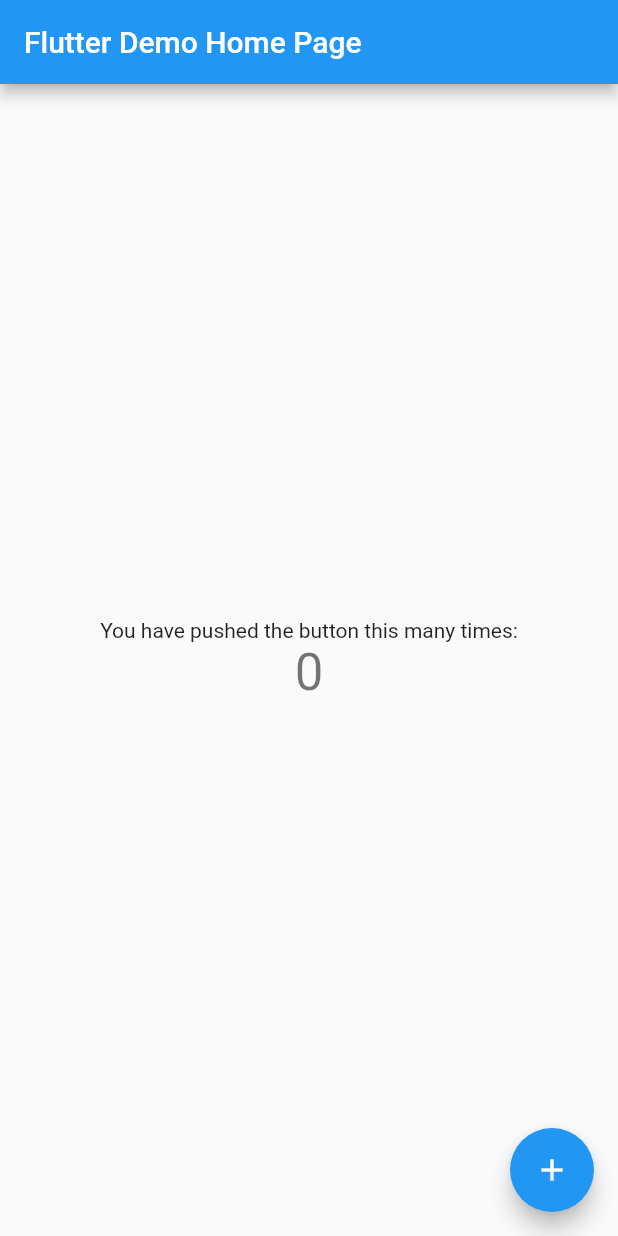
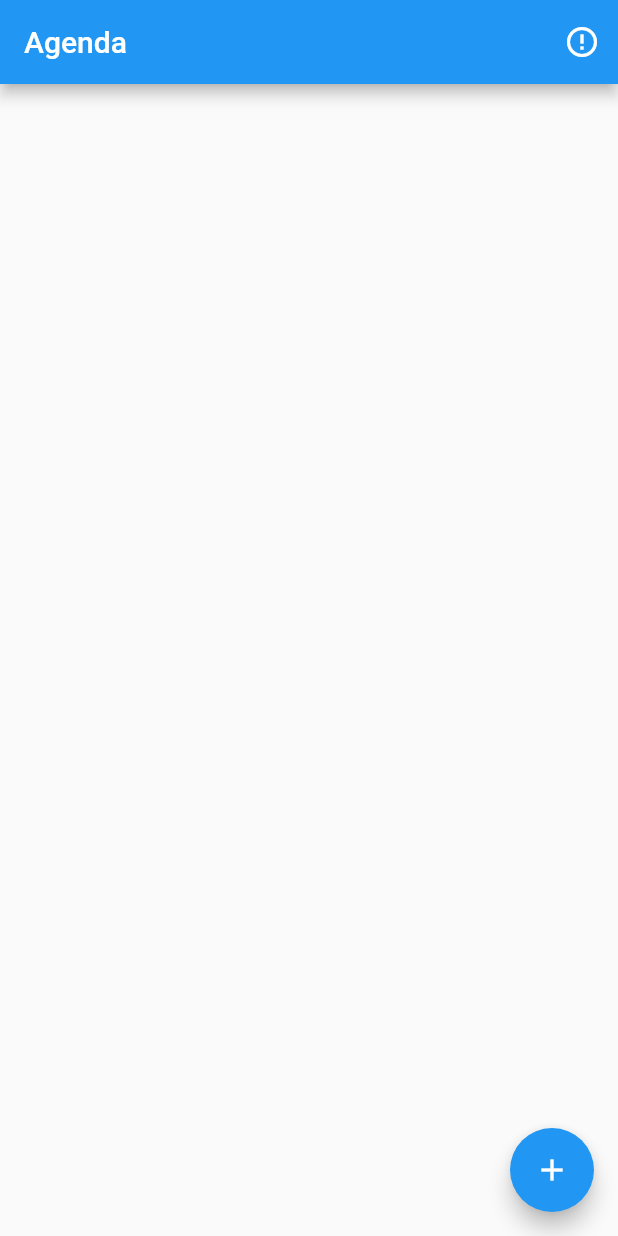
Before and after one commit to Lyem/Agenda, a Flutter app: the screen it shows after launch, on a phone screen of 412 x 824 dp. Run offline on Flutter 3.47's test engine with Material 2 defaults, Android fonts, the phone set to English and light mode, and no system bars.

Commit message:
update main

```diff
--- a/lib/main.dart
+++ b/lib/main.dart
@@ -1,117 +1,60 @@
+import 'package:agenda/pages/cadastro.dart';
 import 'package:flutter/material.dart';
+import 'package:flutter/services.dart';
 
-void main() {
-  runApp(MyApp());
-}
+import 'pages/info.dart';
+
+void main() {runApp(MyApp());}
 
 class MyApp extends StatelessWidget {
-  // This widget is the root of your application.
   @override
   Widget build(BuildContext context) {
     return MaterialApp(
-      title: 'Flutter Demo',
+      title: 'Agenda',
+      debugShowCheckedModeBanner: false,
       theme: ThemeData(
-        // This is the theme of your application.
-        //
-        // Try running your application with "flutter run". You'll see the
-        // application has a blue toolbar. Then, without quitting the app, try
-        // changing the primarySwatch below to Colors.green and then invoke
-        // "hot reload" (press "r" in the console where you ran "flutter run",
-        // or simply save your changes to "hot reload" in a Flutter IDE).
-        // Notice that the counter didn't reset back to zero; the application
-        // is not restarted.
-        primarySwatch: Colors.blue,
-        // This makes the visual density adapt to the platform that you run
-        // the app on. For desktop platforms, the controls will be smaller and
-        // closer together (more dense) than on mobile platforms.
-        visualDensity: VisualDensity.adaptivePlatformDensity,
+        primaryColorLight: Colors.blue,
       ),
-      home: MyHomePage(title: 'Flutter Demo Home Page'),
+      home: HomePage(),
     );
   }
 }
 
-class MyHomePage extends StatefulWidget {
-  MyHomePage({Key key, this.title}) : super(key: key);
-
-  // This widget is the home page of your application. It is stateful, meaning
-  // that it has a State object (defined below) that contains fields that affect
-  // how it looks.
-
-  // This class is the configuration for the state. It holds the values (in this
-  // case the title) provided by the parent (in this case the App widget) and
-  // used by the build method of the State. Fields in a Widget subclass are
-  // always marked "final".
-
-  final String title;
-
+class HomePage extends StatefulWidget {
   @override
-  _MyHomePageState createState() => _MyHomePageState();
+  _HomePageState createState() => _HomePageState();
 }
 
-class _MyHomePageState extends State<MyHomePage> {
-  int _counter = 0;
-
-  void _incrementCounter() {
-    setState(() {
-      // This call to setState tells the Flutter framework that something has
-      // changed in this State, which causes it to rerun the build method below
-      // so that the display can reflect the updated values. If we changed
-      // _counter without calling setState(), then the build method would not be
-      // called again, and so nothing would appear to happen.
-      _counter++;
-    });
-  }
-
+class _HomePageState extends State<HomePage> {
   @override
   Widget build(BuildContext context) {
-    // This method is rerun every time setState is called, for instance as done
-    // by the _incrementCounter method above.
-    //
-    // The Flutter framework has been optimized to make rerunning build methods
-    // fast, so that you can just rebuild anything that needs updating rather
-    // than having to individually change instances of widgets.
     return Scaffold(
       appBar: AppBar(
-        // Here we take the value from the MyHomePage object that was created by
-        // the App.build method, and use it to set our appbar title.
-        title: Text(widget.title),
+        title: Text('Agenda'),
+        actions: <Widget>[
+          IconButton(icon: Icon(Icons.error_outline), onPressed: (){
+            Navigator.push(
+              context,
+              MaterialPageRoute(builder: (context) => info()),
+          );})
+        ],
+      ),
+      floatingActionButton: FloatingActionButton(
+        onPressed: (){
+          Navigator.push(
+            context,
+            MaterialPageRoute(builder: (context) => cadastro()),
+          );
+        },
+        child: Icon(Icons.add),
       ),
       body: Center(
-        // Center is a layout widget. It takes a single child and positions it
-        // in the middle of the parent.
         child: Column(
-          // Column is also a layout widget. It takes a list of children and
-          // arranges them vertically. By default, it sizes itself to fit its
-          // children horizontally, and tries to be as tall as its parent.
-          //
-          // Invoke "debug painting" (press "p" in the console, choose the
-          // "Toggle Debug Paint" action from the Flutter Inspector in Android
-          // Studio, or the "Toggle Debug Paint" command in Visual Studio Code)
-          // to see the wireframe for each widget.
-          //
-          // Column has various properties to control how it sizes itself and
-          // how it positions its children. Here we use mainAxisAlignment to
-          // center the children vertically; the main axis here is the vertical
-          // axis because Columns are vertical (the cross axis would be
-          // horizontal).
-          mainAxisAlignment: MainAxisAlignment.center,
-          children: <Widget>[
-            Text(
-              'You have pushed the button this many times:',
-            ),
-            Text(
-              '$_counter',
-              style: Theme.of(context).textTheme.headline4,
-            ),
+          children: [
+
           ],
         ),
       ),
-      floatingActionButton: FloatingActionButton(
-        onPressed: _incrementCounter,
-        tooltip: 'Increment',
-        child: Icon(Icons.add),
-      ), // This trailing comma makes auto-formatting nicer for build methods.
     );
   }
 }
```
